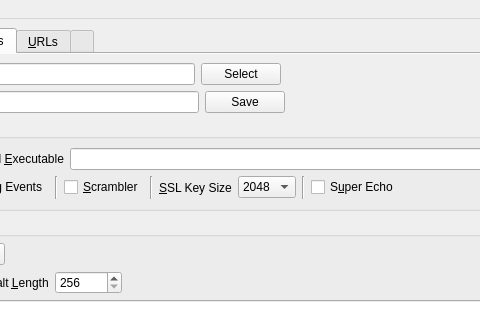
First picture: the form in UI/controlcenter.ui, repository xloem/spot-on-svn, before the edit; both pictures show x 435 to 915 and y 0 to 320 of the 1249 by 693 pixel window.
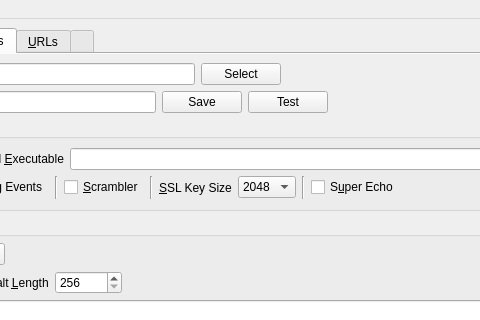
Second picture: the form after the edit. The open tabs and pages were chosen to show the change. Icons and pictures are not drawn. Custom widgets are drawn as their Qt base class.

Commit message: Allow testing of the SSL Control String.

Patch:
```diff
--- a/UI/controlcenter.ui
+++ b/UI/controlcenter.ui
@@ -2684,8 +2684,8 @@
             <rect>
              <x>0</x>
              <y>0</y>
-             <width>1227</width>
-             <height>585</height>
+             <width>1219</width>
+             <height>600</height>
             </rect>
            </property>
            <layout class="QVBoxLayout" name="verticalLayout_35">
@@ -2752,6 +2752,16 @@
                 </property>
                </widget>
               </item>
+              <item>
+               <widget class="QPushButton" name="testSslControlString">
+                <property name="toolTip">
+                 <string>Display a list of ciphers produced by the provided SSL Control String.</string>
+                </property>
+                <property name="text">
+                 <string>Test</string>
+                </property>
+               </widget>
+              </item>
               <item>
                <spacer name="horizontalSpacer_46">
                 <property name="orientation">
```
Left out of the diff: 7 changed lines with no effect on the pictures. The commit also changes 73 other files.
